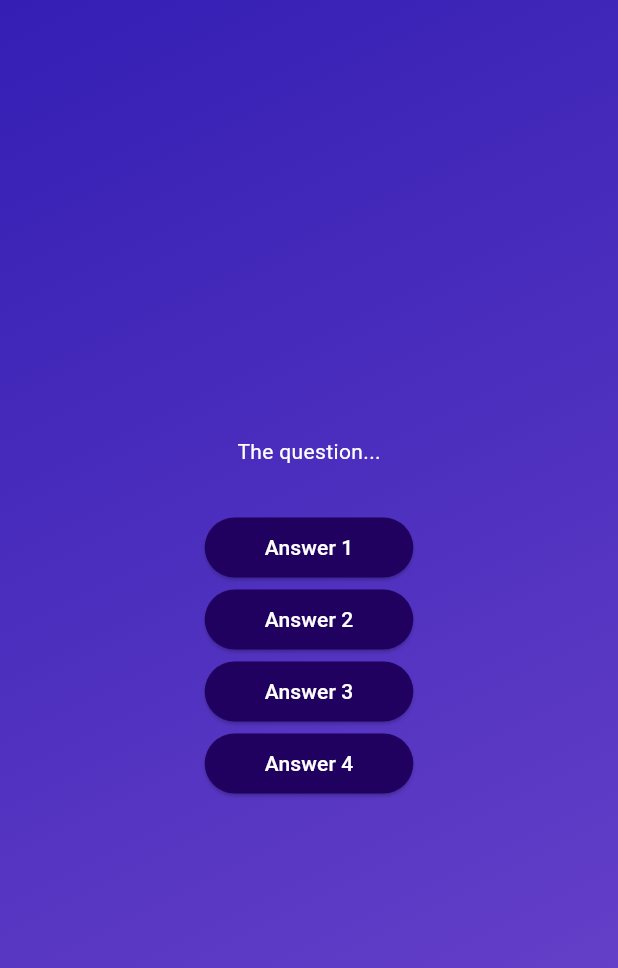
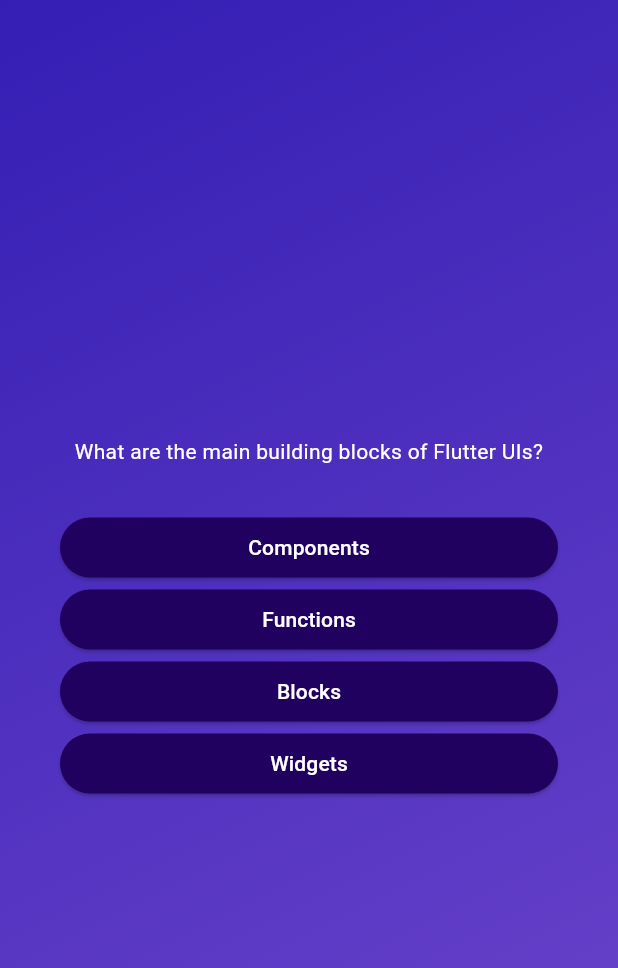
Before and after one commit to raziullah7/Flutter-Zero-to-Zoro, a Flutter app: the screen it shows after launch, after a tap on "Please Click Me", on a phone screen of 412 x 824 dp. Shown: the top 968 px of the screen. Run offline on Flutter 3.47's test engine with Material 3 defaults, Android fonts, the light colour scheme and no system bars.

Commit message:
=> added a getShuffledAnswers method to the data model class => replaced the redundant AnswerButton calls with a Map method => shuffled the answer list without altering the original list in data

```diff
--- a/quiz_app/lib/data/questions.dart
+++ b/quiz_app/lib/data/questions.dart
@@ -3,23 +3,32 @@
 const questions = [
   // the correct answer is the first item in each list
   QuizQuestion(
+    // question statement
     'What are the main building blocks of Flutter UIs?',
     [
+      // list of possible answers
       'Widgets', // correct
       'Components',
       'Blocks',
       'Functions',
     ],
   ),
-  QuizQuestion('How are Flutter UIs built?', [
-    'By combining widgets in code', // correct
-    'By combining widgets in a visual editor',
-    'By defining widgets in config files',
-    'By using XCode for iOS and Android Studio for Android',
-  ]),
   QuizQuestion(
+    // question statement
+    'How are Flutter UIs built?',
+    [
+      // list of possible answers
+      'By combining widgets in code', // correct
+      'By combining widgets in a visual editor',
+      'By defining widgets in config files',
+      'By using XCode for iOS and Android Studio for Android',
+    ],
+  ),
+  QuizQuestion(
+    // question statement
     'What\'s the purpose of a StatefulWidget?',
     [
+      // list of possible answers
       'Update UI as data changes', // correct
       'Update data as UI changes',
       'Ignore data changes',
@@ -27,8 +36,10 @@
     ],
   ),
   QuizQuestion(
+    // question statement
     'Which widget should you try to use more often: StatelessWidget or StatefulWidget?',
     [
+      // list of possible answers
       'StatelessWidget', // correct
       'StatefulWidget',
       'Both are equally good',
@@ -36,8 +47,10 @@
     ],
   ),
   QuizQuestion(
+    // question statement
     'What happens if you change data in a StatelessWidget?',
     [
+      // list of possible answers
       'The UI is not updated', // correct
       'The UI is updated',
       'The closest StatefulWidget is updated',
@@ -45,8 +58,10 @@
     ],
   ),
   QuizQuestion(
+    // question statement
     'How should you update data inside of StatefulWidgets?',
     [
+      // list of possible answers
       'By calling setState()', // correct
       'By calling updateData()',
       'By calling updateUI()',
--- a/quiz_app/lib/models/quiz_question.dart
+++ b/quiz_app/lib/models/quiz_question.dart
@@ -1,3 +1,7 @@
+// a structure in which each question is stored
+// its like an interface that is applied to each question
+// in short, its a blueprint of every question
+
 class QuizQuestion {
   // fields
   final String text;
@@ -5,4 +9,14 @@
 
   // constructor
   const QuizQuestion(this.text, this.answers);
+
+  // method
+  List<String> getShuffledAnswers() {
+    final shuffledList = List.of(answers);
+    // shuffle only alter the list and not returns it
+    shuffledList.shuffle();
+    // it must be done with a shallow copy (variable) otherwise
+    // it will alter the original list of data
+    return shuffledList;
+  }
 }
--- a/quiz_app/lib/questions_screen.dart
+++ b/quiz_app/lib/questions_screen.dart
@@ -1,5 +1,6 @@
 import 'package:flutter/material.dart';
 import 'package:quiz_app/answer_button.dart';
+import 'package:quiz_app/data/questions.dart';
 
 class QuestionsScreen extends StatefulWidget {
   const QuestionsScreen({super.key});
@@ -15,21 +16,29 @@
 class _QuestionsScreenState extends State<QuestionsScreen> {
   @override
   Widget build(BuildContext context) {
-    return const SizedBox(
+    final currentQuestion = questions[0];
+
+    return SizedBox(
       width: double.infinity,
+      child: Container(
+        margin: const EdgeInsets.all(40),
         child: Column(
           mainAxisAlignment: MainAxisAlignment.center,
+          crossAxisAlignment: CrossAxisAlignment.stretch,
           children: [
             Text(
-            "The question...",
-            style: TextStyle(color: Colors.white),
+              currentQuestion.text,
+              style: const TextStyle(color: Colors.white),
+              textAlign: TextAlign.center,
             ),
-          SizedBox(height: 30),
-          AnswerButton(answerText: "Answer 1", onTap: theFunction),
-          AnswerButton(answerText: "Answer 2", onTap: theFunction),
-          AnswerButton(answerText: "Answer 3", onTap: theFunction),
-          AnswerButton(answerText: "Answer 4", onTap: theFunction),
+            const SizedBox(height: 30),
+            // spreading it to avoid an nested list conflict
+            ...currentQuestion.getShuffledAnswers().map(
+                  (answer) =>
+                      AnswerButton(answerText: answer, onTap: theFunction),
+                ),
           ],
+        ),
       ),
     );
   }
```
Lines whose indentation alone changed are shown as unchanged.
